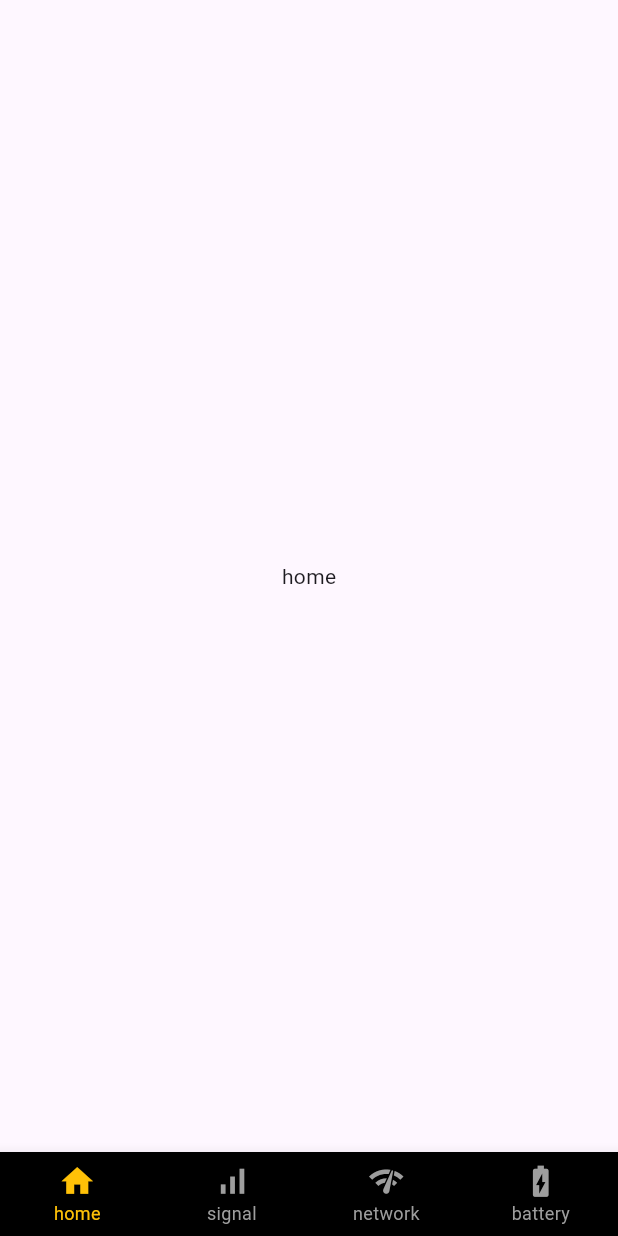
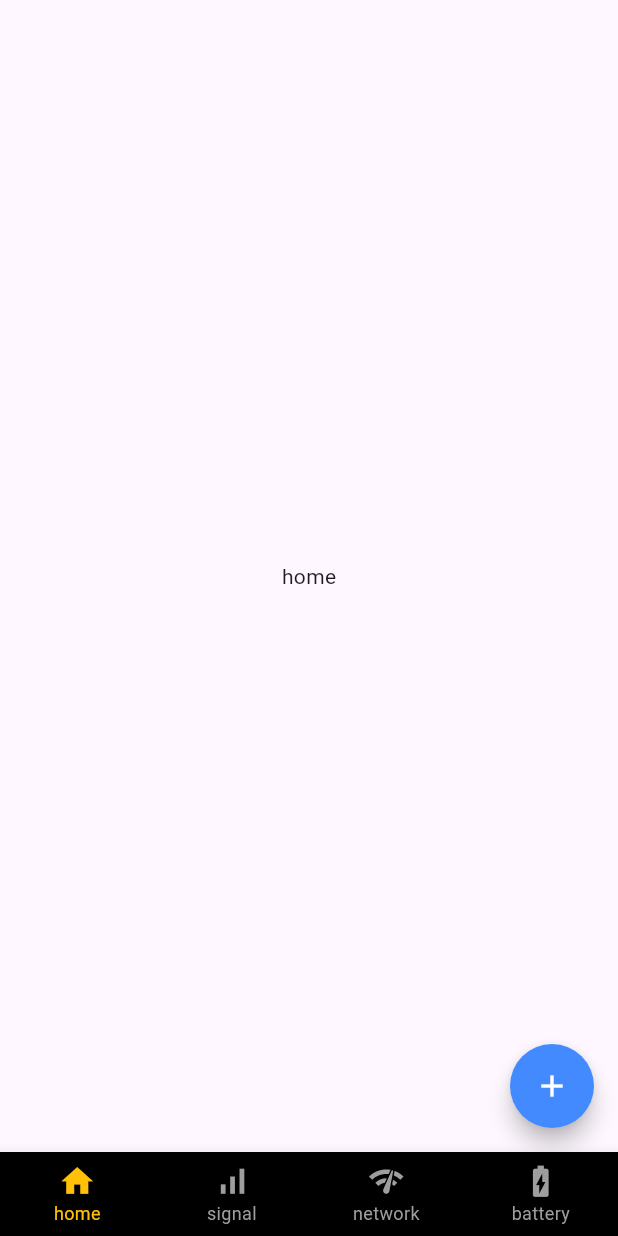
Before and after one commit to Rei0404nakada/learning_ui, a Flutter app: the screen it shows after launch, on a phone screen of 412 x 824 dp. Run offline on Flutter 3.47's test engine with Material 3 defaults, Android fonts, the phone set to English and light mode, and no system bars.

Commit message:
add: imputPage作成

```diff
--- a/lib/bottom_tab_bar.dart
+++ b/lib/bottom_tab_bar.dart
@@ -1,4 +1,5 @@
 import 'package:flutter/material.dart';
+import 'package:learning_ui/inputPage.dart';
 
 class BottomTabBar extends StatefulWidget {
   const BottomTabBar({super.key});
@@ -9,6 +10,7 @@ class BottomTabBar extends StatefulWidget {
 
 class _BottomTabBarState extends State<BottomTabBar> {
   int selectedIndex = 0;
+  int onPressedCounter = 0;
 
   List<Widget> display = [Home(), Signal(), Network(), Battery()];
 
@@ -16,6 +18,10 @@ class _BottomTabBarState extends State<BottomTabBar> {
     setState(() {
       selectedIndex = index;
     });
+  }
+
+  void onPressedController() {
+    onPressedCounter += 1;
   }
 
   @override
@@ -59,6 +65,23 @@ class _BottomTabBarState extends State<BottomTabBar> {
         selectedFontSize: 12,
         unselectedFontSize: 12,
         unselectedItemColor: Colors.grey,
+      ),
+      floatingActionButton: Visibility(
+        visible: selectedIndex == 0,
+        child: FloatingActionButton(
+          shape:
+              RoundedRectangleBorder(borderRadius: BorderRadius.circular(30)),
+          backgroundColor: Colors.blueAccent,
+          foregroundColor: Colors.white,
+          onPressed: () {
+            Navigator.pushReplacement(
+              context,
+              MaterialPageRoute(builder: (context) => const InputPage()),
+            );
+          },
+          tooltip: 'Increment',
+          child: const Icon(Icons.add),
+        ),
       ),
     );
   }
```
Also changed, not shown: lib/inputPage.dart (added, +64 -0 lines).
